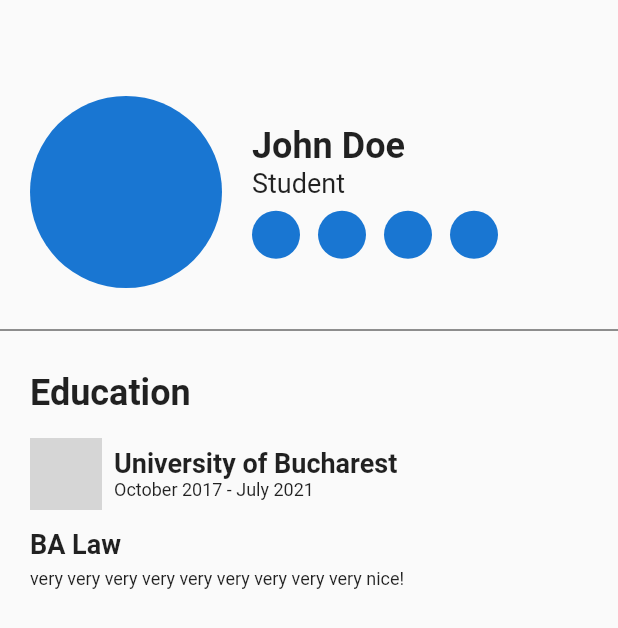
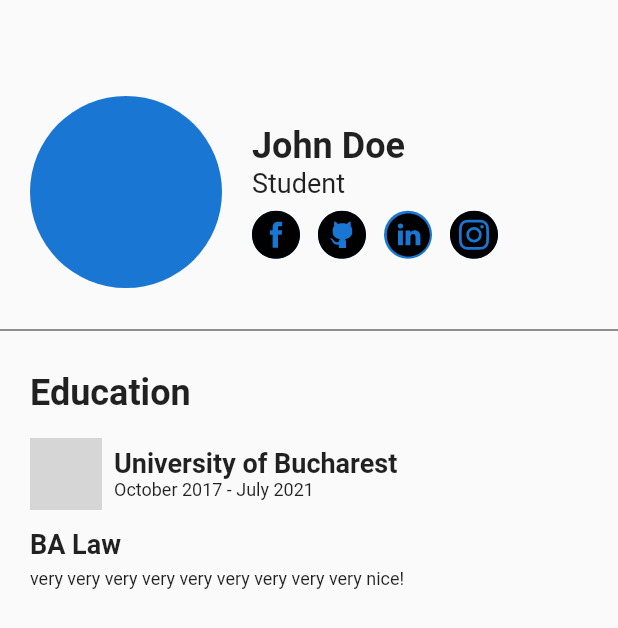
Before and after one commit to razvangeangu/resume, a Flutter app: the screen it shows after launch, on a phone screen of 412 x 824 dp. Shown: the top 628 px of the screen. Run offline on Flutter 3.47's test engine with Material 2 defaults, Android fonts, the phone set to English and light mode, and no system bars; our stand-ins replace cloud_firestore, firebase_auth, firebase_messaging, flutter_svg; accounts and stored records are empty; network calls fail; grey boxes are pictures that could not be loaded.

Commit message:
style(#1): modified the structure

```diff
--- /dev/null
+++ b/lib/pages/homePage.dart
@@ -0,0 +1,13 @@
+import 'package:flutter/material.dart';
+
+class HomePage extends StatefulWidget {
+  @override
+  _HomePageState createState() => _HomePageState();
+}
+
+class _HomePageState extends State<HomePage> {
+  @override
+  Widget build(BuildContext context) {
+    return Container();
+  }
+}
--- a/lib/pages/root.dart
+++ b/lib/pages/root.dart
@@ -1,4 +1,5 @@
 import 'package:flutter/material.dart';
+import 'package:flutter_svg/flutter_svg.dart';
 
 class RootPage extends StatefulWidget {
   RootPage({Key key}) : super(key: key);
@@ -7,8 +8,87 @@ class RootPage extends StatefulWidget {
   _RootPageState createState() => _RootPageState();
 }
 
-Widget addEducation(String institutionName, String timePeriod,
-    String degreeType, String description) {
+// ##############  <HEADER> #########################
+
+Widget header() {
+  Widget _information() {
+    return Padding(
+      padding: EdgeInsets.only(left: 20.0),
+      child: Column(crossAxisAlignment: CrossAxisAlignment.start, children: [
+        Text(
+          'John Doe',
+          style: TextStyle(fontSize: 24.0, fontWeight: FontWeight.bold),
+        ),
+        Text(
+          'Student',
+          style: TextStyle(fontSize: 18.0),
+        ),
+        Row(children: [
+          Padding(
+            padding: EdgeInsets.only(top: 8.0),
+            child: CircleAvatar(
+              radius: 16.0,
+              child: SvgPicture.asset('assets/facebook.svg'),
+            ),
+          ),
+          Padding(
+            padding: EdgeInsets.only(left: 12.0, top: 8.0),
+            child: CircleAvatar(
+              radius: 16.0,
+              child: SvgPicture.asset('assets/github.svg'),
+            ),
+          ),
+          Padding(
+            padding: EdgeInsets.only(left: 12.0, top: 8.0),
+            child: CircleAvatar(
+              radius: 16.0,
+              child: SvgPicture.asset('assets/linkedin.svg'),
+            ),
+          ),
+          Padding(
+            padding: EdgeInsets.only(left: 12.0, top: 8.0),
+            child: CircleAvatar(
+              radius: 16.0,
+              child: SvgPicture.asset('assets/instagram.svg'),
+            ),
+          ),
+        ]),
+      ]),
+    );
+  }
+
+  Widget _avatarImage() {
+    return CircleAvatar(
+      radius: 64.0,
+    );
+  }
+
+  return Container(
+    child: Padding(
+      padding:
+          EdgeInsets.only(top: 64.0, left: 20.0, right: 20.0, bottom: 20.0),
+      child: Row(children: [
+        _avatarImage(),
+        _information(),
+      ]),
+    ),
+  );
+}
+
+// ############################  </HEADER> #######################
+
+Widget section(String title) {
+  return Padding(
+    padding: EdgeInsets.only(bottom: 16.0, top: 20.0, left: 20.0, right: 20.0),
+    child: Text(
+      title,
+      style: TextStyle(fontSize: 24.0, fontWeight: FontWeight.w600),
+    ),
+  );
+}
+
+Widget addSection(String institutionName, String timePeriod, String degreeType,
+    String description) {
   return Column(
     crossAxisAlignment: CrossAxisAlignment.start,
     children: [
@@ -21,8 +101,9 @@ Widget addEducation(String institutionName, String timePeriod,
               child: Image(
                 image: NetworkImage(
                     'https://www.iconsdb.com/icons/preview/red/square-xxl.png'),
-                height: 48,
-                width: 48,
+                height: 48.0,
+                width: 48.0,
+                fit: BoxFit.cover,
               ),
             ),
             Padding(
@@ -71,67 +152,10 @@ class _RootPageState extends State<RootPage> {
         child: Column(
           crossAxisAlignment: CrossAxisAlignment.start,
           children: <Widget>[
-            Padding(
-              padding: EdgeInsets.only(
-                  top: 64.0, left: 20.0, right: 20.0, bottom: 20.0),
-              child: Row(children: [
-                CircleAvatar(
-                  radius: 64.0,
-                ),
-                Padding(
-                  padding: EdgeInsets.only(left: 20.0),
-                  child: Column(
-                      crossAxisAlignment: CrossAxisAlignment.start,
-                      children: [
-                        Text(
-                          'John Doe',
-                          style: TextStyle(
-                              fontSize: 24.0, fontWeight: FontWeight.bold),
-                        ),
-                        Text(
-                          'Student',
-                          style: TextStyle(fontSize: 18),
-                        ),
-                        Row(children: [
-                          Padding(
-                            padding: EdgeInsets.only(top: 8.0),
-                            child: CircleAvatar(
-                              radius: 16,
-                            ),
-                          ),
-                          Padding(
-                            padding: EdgeInsets.only(left: 12.0, top: 8.0),
-                            child: CircleAvatar(
-                              radius: 16,
-                            ),
-                          ),
-                          Padding(
-                            padding: EdgeInsets.only(left: 12.0, top: 8.0),
-                            child: CircleAvatar(
-                              radius: 16,
-                            ),
-                          ),
-                          Padding(
-                            padding: EdgeInsets.only(left: 12.0, top: 8.0),
-                            child: CircleAvatar(
-                              radius: 16,
-                            ),
-                          ),
-                        ]),
-                      ]),
-                ),
-              ]),
-            ),
+            header(),
             Divider(),
-            Padding(
-              padding: EdgeInsets.only(
-                  bottom: 16.0, top: 20.0, left: 20.0, right: 20.0),
-              child: Text(
-                'Education',
-                style: TextStyle(fontSize: 24.0, fontWeight: FontWeight.w600),
-              ),
-            ),
-            addEducation('University of Bucharest', 'October 2017 - July 2021',
+            section('Education'),
+            addSection('University of Bucharest', 'October 2017 - July 2021',
                 'BA Law', 'very very very very very very very very very nice!'),
           ],
         ),
--- a/pubspec.yaml
+++ b/pubspec.yaml
@@ -50,7 +50,11 @@ flutter:
   # the material Icons class.
   uses-material-design: true
   # To add assets to your application, add an assets section, like this:
-  # assets:
+  assets:
+    - assets/facebook.svg
+    - assets/instagram.svg
+    - assets/github.svg
+    - assets/linkedin.svg
   #   - images/a_dot_burr.jpeg
   #   - images/a_dot_ham.jpeg
   # An image asset can refer to one or more resolution-specific "variants", see
```
Also changed, not shown: assets/instagram.svg (renamed from assets/Instagram.svg), assets/linkedin.svg.
